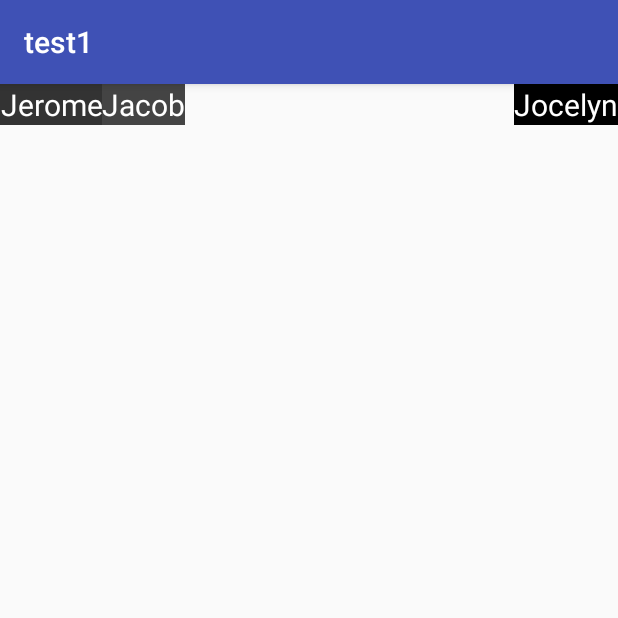
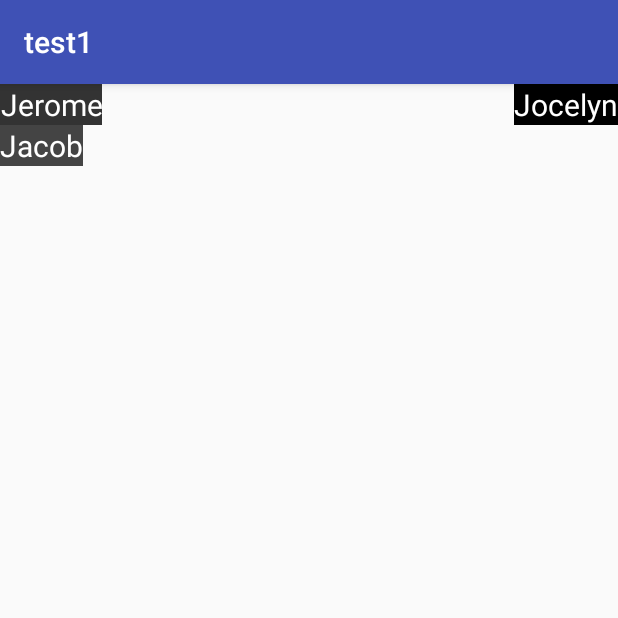
Before and after one commit to tugudush/android-test1, an Android app: the screen it shows after launch (MainActivity), on a phone screen of 412 x 824 dp, the top half of it. Run offline under Robolectric (Android 15) with nearby library versions, the phone set to English and light mode, and no system bars.

Commit message:
fixed some warnings

```diff
--- a/app/src/main/res/layout/activity_main.xml
+++ b/app/src/main/res/layout/activity_main.xml
@@ -2,7 +2,6 @@
 
 <RelativeLayout
     xmlns:android="http://schemas.android.com/apk/res/android"
-    xmlns:app="http://schemas.android.com/apk/res-auto"
     xmlns:tools="http://schemas.android.com/tools"
     android:layout_width="match_parent"
     android:layout_height="match_parent"
@@ -25,7 +24,7 @@
         android:layout_width="wrap_content"
         android:layout_height="wrap_content"
         android:layout_alignParentTop="true"
-        android:layout_alignParentRight="true"
+        android:layout_alignParentEnd="true"
         android:text="@string/jocelyn"
         android:textSize="20sp"
         android:textAlignment="center"
@@ -36,7 +35,7 @@
     <TextView
         android:layout_width="wrap_content"
         android:layout_height="wrap_content"
-        android:layout_toRightOf="@id/jerome"
+        android:layout_below="@id/jerome"
         android:text="@string/jacob"
         android:textSize="20sp"
         android:textAlignment="center"
```
